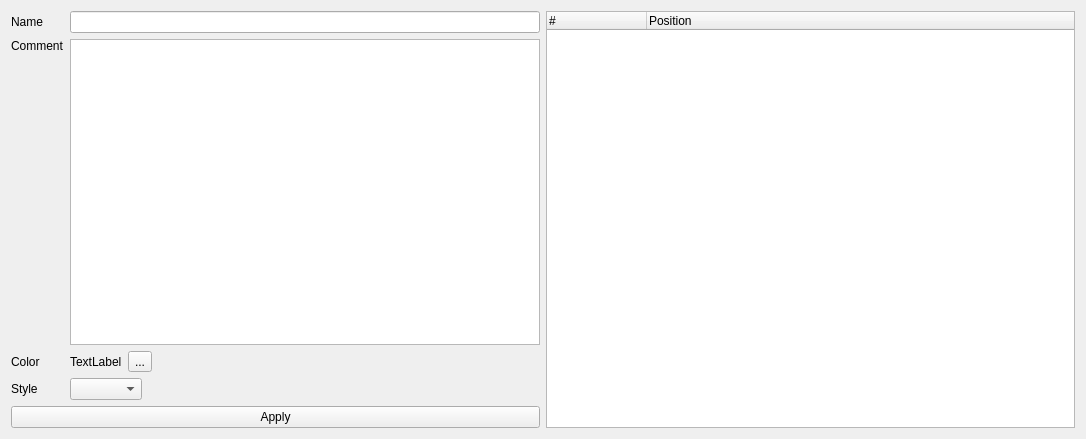
This is src/IOverlayAreaEditWidget.ui in ntruchsess/QLandkarteGT as Qt 5 draws it before an edit. The edited form follows.
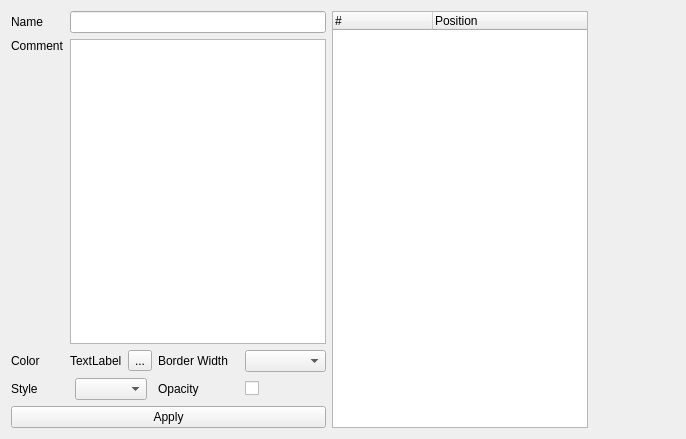
This is the edited form. Icons and pictures are not drawn.

Diff of the .ui file:
```diff
--- a/src/IOverlayAreaEditWidget.ui
+++ b/src/IOverlayAreaEditWidget.ui
@@ -6,7 +6,7 @@
    <rect>
     <x>0</x>
     <y>0</y>
-    <width>1086</width>
+    <width>686</width>
     <height>439</height>
    </rect>
   </property>
@@ -40,24 +40,8 @@
              </property>
             </widget>
            </item>
-           <item>
-            <spacer name="horizontalSpacer">
-             <property name="orientation">
-              <enum>Qt::Horizontal</enum>
-             </property>
-             <property name="sizeHint" stdset="0">
-              <size>
-               <width>38</width>
-               <height>18</height>
-              </size>
-             </property>
-            </spacer>
-           </item>
           </layout>
          </item>
-         <item row="0" column="1">
-          <widget class="QLineEdit" name="lineName"/>
-         </item>
          <item row="2" column="0">
           <widget class="QLabel" name="label_4">
            <property name="text">
@@ -82,9 +66,6 @@
            </property>
           </widget>
          </item>
-         <item row="1" column="1">
-          <widget class="QTextEdit" name="textComment"/>
-         </item>
          <item row="3" column="0">
           <widget class="QLabel" name="label_3">
            <property name="text">
@@ -110,21 +91,38 @@
              </property>
             </widget>
            </item>
-           <item>
-            <spacer name="horizontalSpacer_2">
-             <property name="orientation">
-              <enum>Qt::Horizontal</enum>
-             </property>
-             <property name="sizeHint" stdset="0">
-              <size>
-               <width>40</width>
-               <height>20</height>
-              </size>
-             </property>
-            </spacer>
-           </item>
           </layout>
          </item>
+         <item row="2" column="2">
+          <widget class="QLabel" name="label_5">
+           <property name="text">
+            <string>Border Width</string>
+           </property>
+          </widget>
+         </item>
+         <item row="2" column="3">
+          <widget class="QComboBox" name="comboWidth"/>
+         </item>
+         <item row="3" column="2">
+          <widget class="QLabel" name="label_6">
+           <property name="text">
+            <string>Opacity</string>
+           </property>
+          </widget>
+         </item>
+         <item row="1" column="1" colspan="3">
+          <widget class="QTextEdit" name="textComment"/>
+         </item>
+         <item row="0" column="1" colspan="3">
+          <widget class="QLineEdit" name="lineName"/>
+         </item>
+         <item row="3" column="3">
+          <widget class="QCheckBox" name="checkOpacity">
+           <property name="text">
+            <string/>
+           </property>
+          </widget>
+         </item>
         </layout>
        </item>
       </layout>
@@ -161,6 +159,19 @@
      </column>
     </widget>
    </item>
+   <item>
+    <spacer name="horizontalSpacer">
+     <property name="orientation">
+      <enum>Qt::Horizontal</enum>
+     </property>
+     <property name="sizeHint" stdset="0">
+      <size>
+       <width>40</width>
+       <height>20</height>
+      </size>
+     </property>
+    </spacer>
+   </item>
   </layout>
  </widget>
  <resources>
```
